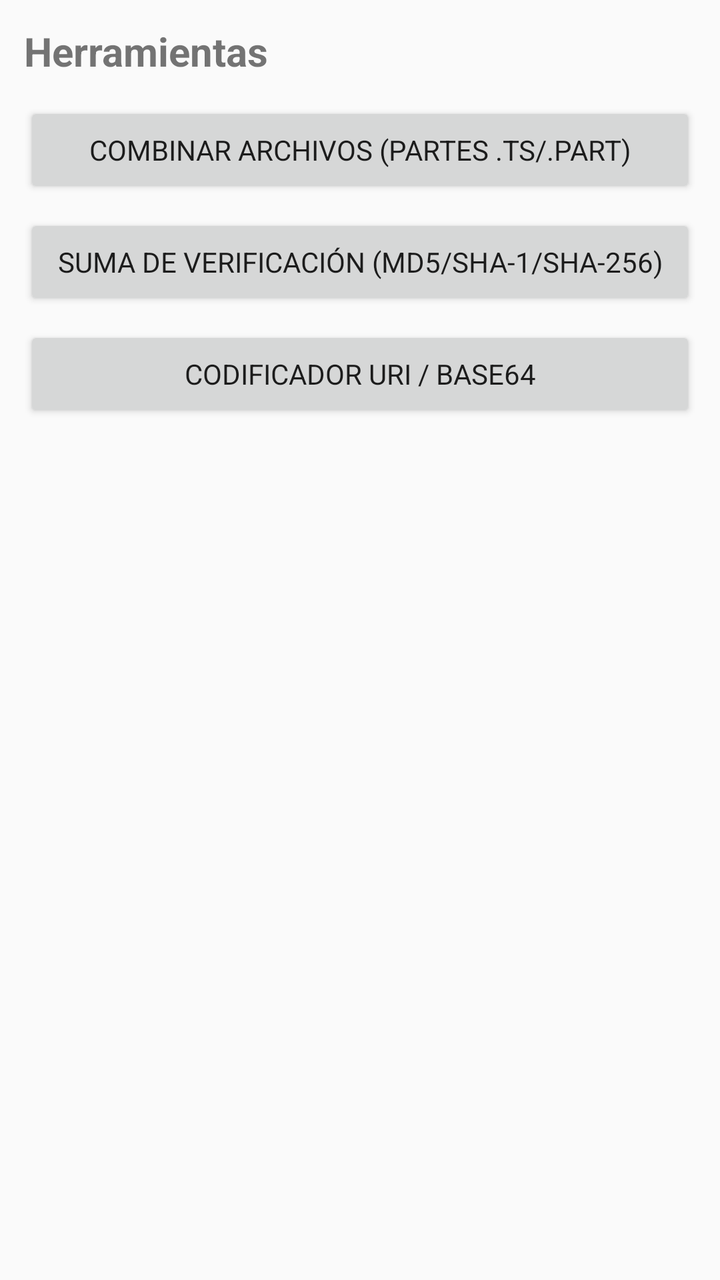
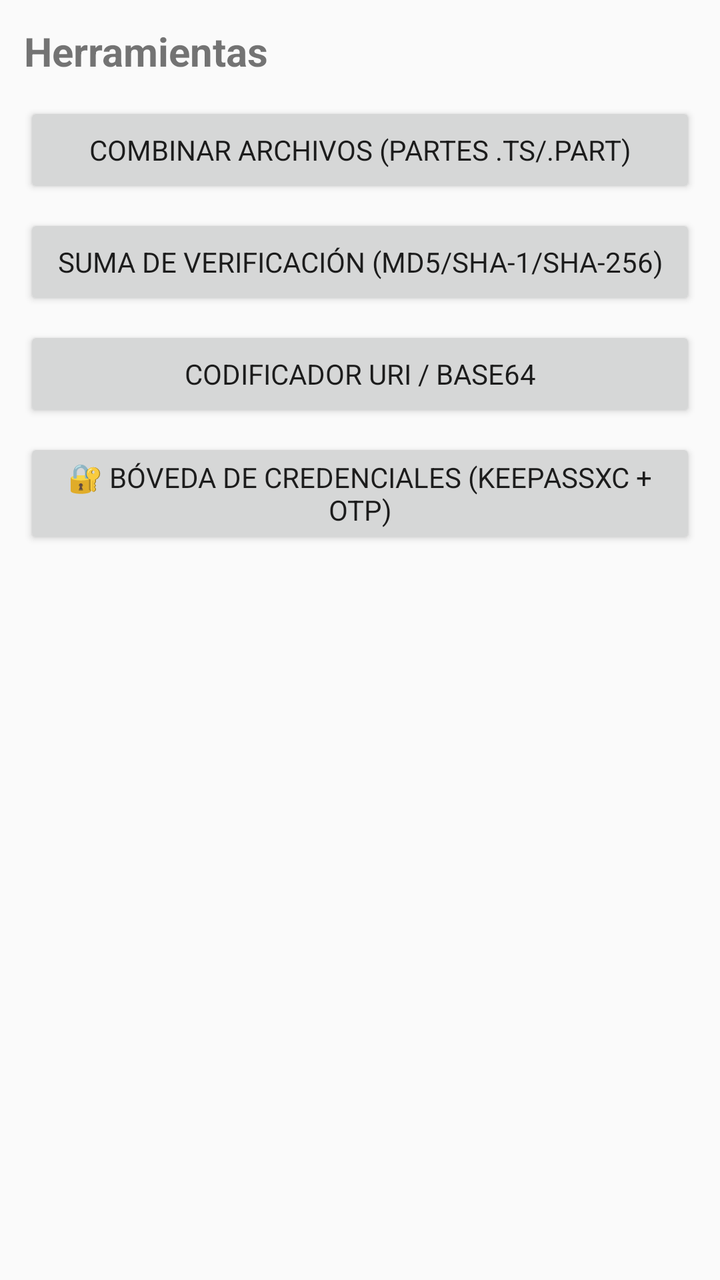

Compare the two renders of this Android layout. The source of the first and the diff that turns it into the second are given below.
<!-- AndroidManifest.xml: application theme AppTheme -->
<!-- res/layout/tools.xml -->
<?xml version="1.0" encoding="utf-8"?>
<ScrollView xmlns:android="http://schemas.android.com/apk/res/android"
    android:layout_width="match_parent"
    android:layout_height="match_parent">

    <LinearLayout
        android:layout_width="match_parent"
        android:layout_height="wrap_content"
        android:orientation="vertical"
        android:padding="12dp">

        <TextView
            android:layout_width="wrap_content"
            android:layout_height="wrap_content"
            android:text="Herramientas"
            android:textSize="20sp"
            android:textStyle="bold" />

        <Button
            android:id="@+id/btnMerge"
            android:layout_width="match_parent"
            android:layout_height="wrap_content"
            android:layout_marginTop="12dp"
            android:text="Combinar archivos (partes .ts/.part)" />

        <Button
            android:id="@+id/btnChecksum"
            android:layout_width="match_parent"
            android:layout_height="wrap_content"
            android:layout_marginTop="8dp"
            android:text="Suma de verificación (MD5/SHA-1/SHA-256)" />

        <Button
            android:id="@+id/btnEnc"
            android:layout_width="match_parent"
            android:layout_height="wrap_content"
            android:layout_marginTop="8dp"
            android:text="Codificador URI / Base64" />

        <TextView
            android:id="@+id/txtAbout"
            android:layout_width="match_parent"
            android:layout_height="wrap_content"
            android:layout_marginTop="20dp"
            android:textSize="12sp" />
    </LinearLayout>
</ScrollView>
<!-- resources referenced by this layout -->
<resources>
  <style name="AppTheme" parent="android:Theme.Material.Light.NoActionBar">
          <item name="android:colorPrimary">#FF6D00</item>
          <item name="android:colorPrimaryDark">#E65100</item>
          <item name="android:colorAccent">#FF6D00</item>
          <item name="android:windowBackground">#FAFAFA</item>
          <item name="android:fontFamily">sans-serif</item>
      </style>
</resources>

<!-- the commit's change to res/layout/tools.xml (unified diff, before → after) -->
@@ -37,6 +37,13 @@
             android:layout_marginTop="8dp"
             android:text="Codificador URI / Base64" />
 
+        <Button
+            android:id="@+id/btnVault"
+            android:layout_width="match_parent"
+            android:layout_height="wrap_content"
+            android:layout_marginTop="8dp"
+            android:text="🔐 Bóveda de credenciales (KeePassXC + OTP)" />
+
         <TextView
             android:id="@+id/txtAbout"
             android:layout_width="match_parent"
